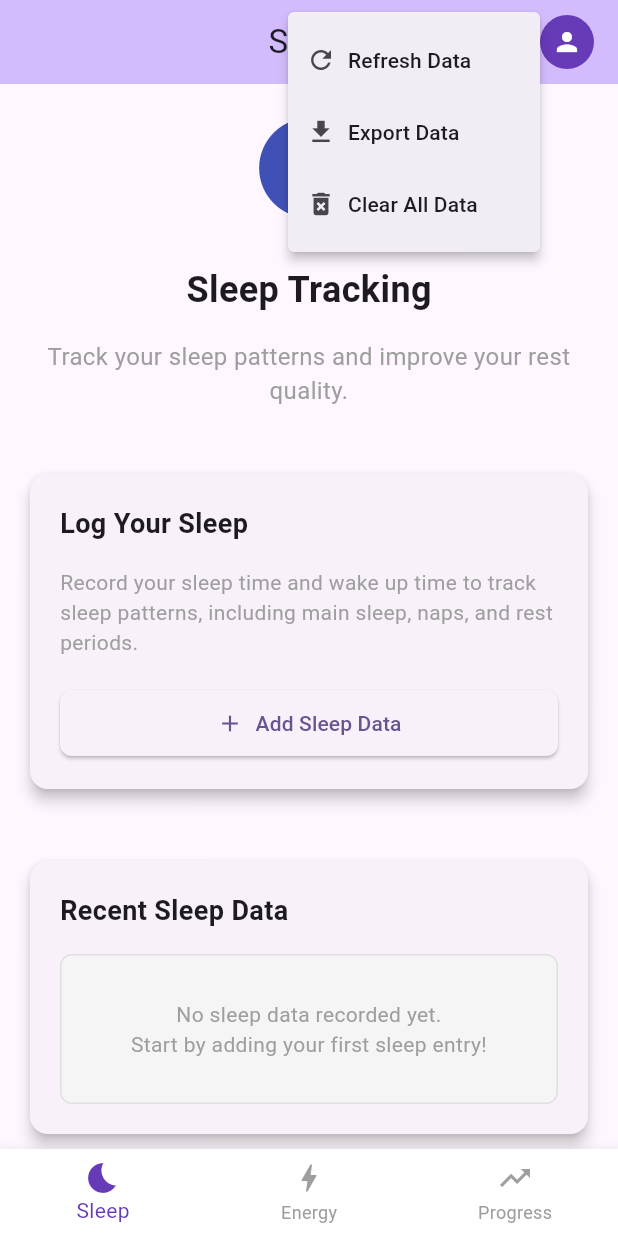
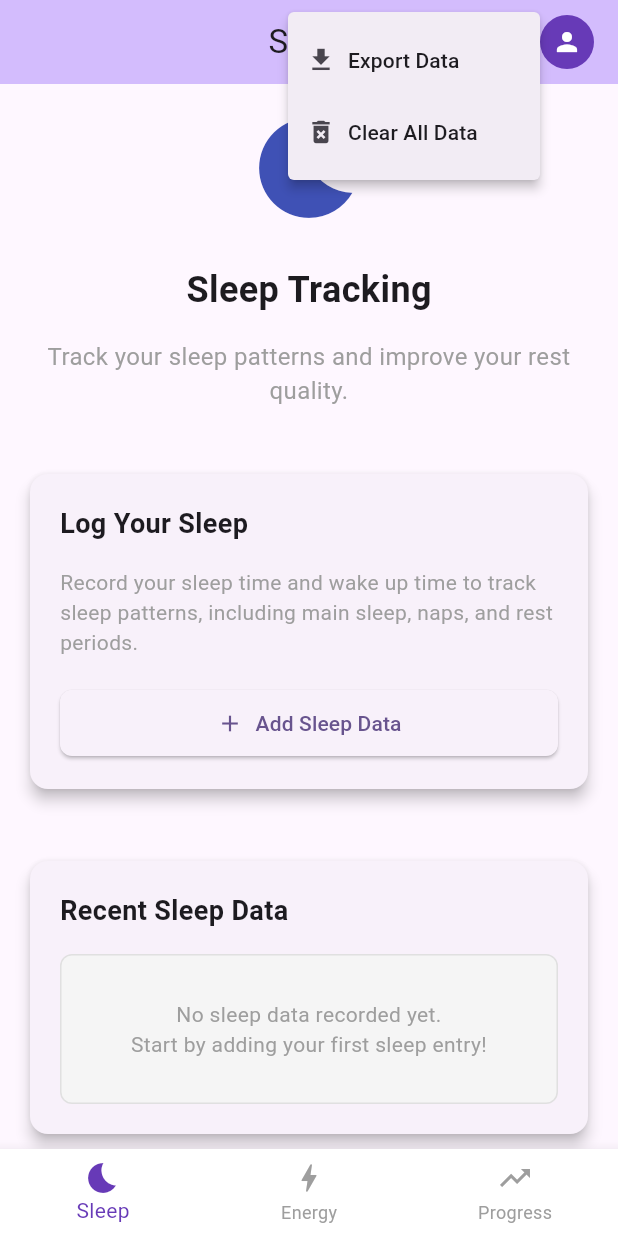
Before and after one commit to ariqpradipa/auroli, a Flutter app: the screen it shows after launch, after a tap on the "more vert" icon, on a phone screen of 412 x 824 dp. Run offline on Flutter 3.47's test engine with Material 3 defaults, Android fonts, the phone set to English and light mode, and no system bars; our stand-ins replace shared_preferences.

Commit message:
Refactor sleep page code for improved readability and maintainability

```diff
--- a/lib/pages/sleep/sleep_page.dart
+++ b/lib/pages/sleep/sleep_page.dart
@@ -213,7 +213,10 @@ class _SleepPageState extends State<SleepPage> {
                 child: SingleChildScrollView(
                   child: SelectableText(
                     jsonString,
-                    style: const TextStyle(fontFamily: 'monospace', fontSize: 12),
+                    style: const TextStyle(
+                      fontFamily: 'monospace',
+                      fontSize: 12,
+                    ),
                   ),
                 ),
               ),
@@ -229,7 +232,9 @@ class _SleepPageState extends State<SleepPage> {
 
         ScaffoldMessenger.of(context).showSnackBar(
           const SnackBar(
-            content: Text('Sleep data exported successfully! Data shown in dialog.'),
+            content: Text(
+              'Sleep data exported successfully! Data shown in dialog.',
+            ),
             backgroundColor: Colors.green,
           ),
         );
@@ -257,14 +262,17 @@ class _SleepPageState extends State<SleepPage> {
 
   /// Refresh data from storage
   Future<void> _refreshData() async {
+    try {
       await _loadSleepData();
+    } catch (e) {
       if (mounted) {
         ScaffoldMessenger.of(context).showSnackBar(
-        const SnackBar(
-          content: Text('Data refreshed successfully!'),
-          backgroundColor: Colors.blue,
+          SnackBar(
+            content: Text('Error refreshing sleep data: $e'),
+            backgroundColor: Colors.red,
           ),
         );
+      }
     }
   }
 
@@ -282,9 +290,6 @@ class _SleepPageState extends State<SleepPage> {
             icon: const Icon(Icons.more_vert),
             onSelected: (value) {
               switch (value) {
-                case 'refresh':
-                  _refreshData();
-                  break;
                 case 'export':
                   _exportSleepData();
                   break;
@@ -294,16 +299,6 @@ class _SleepPageState extends State<SleepPage> {
               }
             },
             itemBuilder: (BuildContext context) => [
-              const PopupMenuItem<String>(
-                value: 'refresh',
-                child: Row(
-                  children: [
-                    Icon(Icons.refresh, size: 20),
-                    SizedBox(width: 8),
-                    Text('Refresh Data'),
-                  ],
-                ),
-              ),
               const PopupMenuItem<String>(
                 value: 'export',
                 child: Row(
@@ -348,7 +343,10 @@ class _SleepPageState extends State<SleepPage> {
       ),
       body: _isLoading
           ? const Center(child: CircularProgressIndicator())
-          : SingleChildScrollView(
+          : RefreshIndicator(
+              onRefresh: _refreshData,
+              child: SingleChildScrollView(
+                physics: const AlwaysScrollableScrollPhysics(),
                 padding: const EdgeInsets.all(16.0),
                 child: Column(
                   children: [
@@ -357,7 +355,9 @@ class _SleepPageState extends State<SleepPage> {
                     const SizedBox(height: 40),
 
                     // Add Sleep Data Section
-                  AddSleepDataCard(onAddPressed: () => _showAddSleepDialog(context)),
+                    AddSleepDataCard(
+                      onAddPressed: () => _showAddSleepDialog(context),
+                    ),
 
                     const SizedBox(height: 20),
 
@@ -372,6 +372,7 @@ class _SleepPageState extends State<SleepPage> {
                       onDeleteItem: _confirmAndRemoveSleepData,
                     ),
                   ],
+                ),
               ),
             ),
     );
@@ -421,7 +422,9 @@ class _SleepPageState extends State<SleepPage> {
                 if (mounted) {
                   ScaffoldMessenger.of(context).showSnackBar(
                     const SnackBar(
-                      content: Text('Failed to save sleep data. Please try again.'),
+                      content: Text(
+                        'Failed to save sleep data. Please try again.',
+                      ),
                       backgroundColor: Colors.red,
                     ),
                   );
```
Lines whose indentation alone changed are shown as unchanged.
